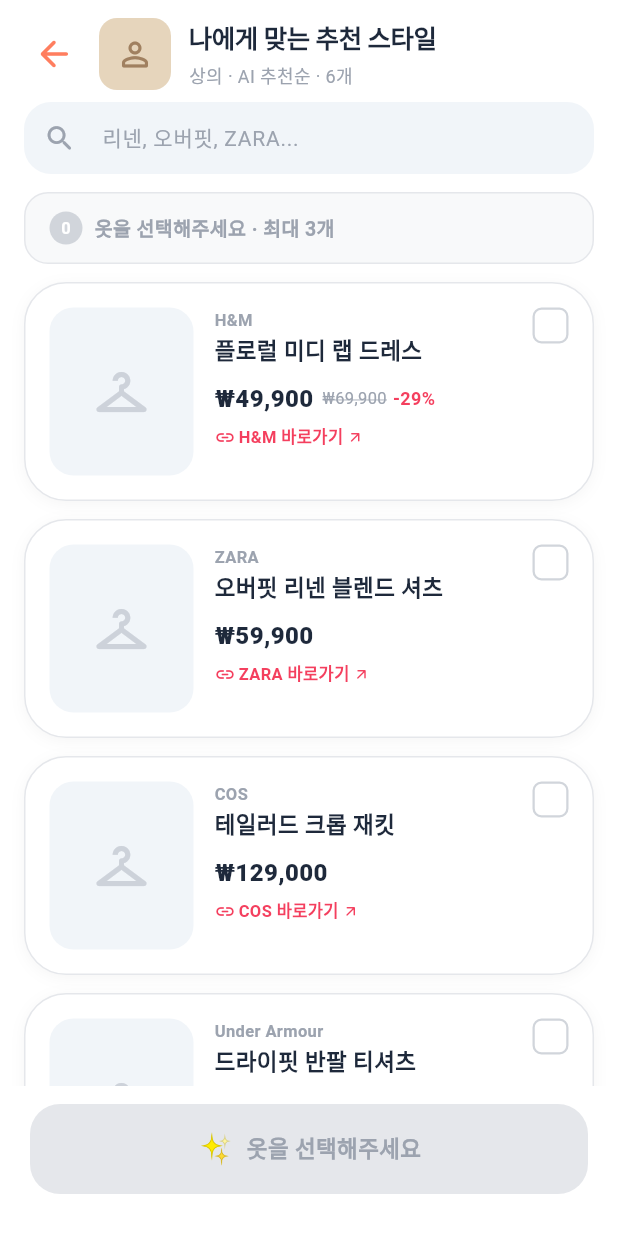
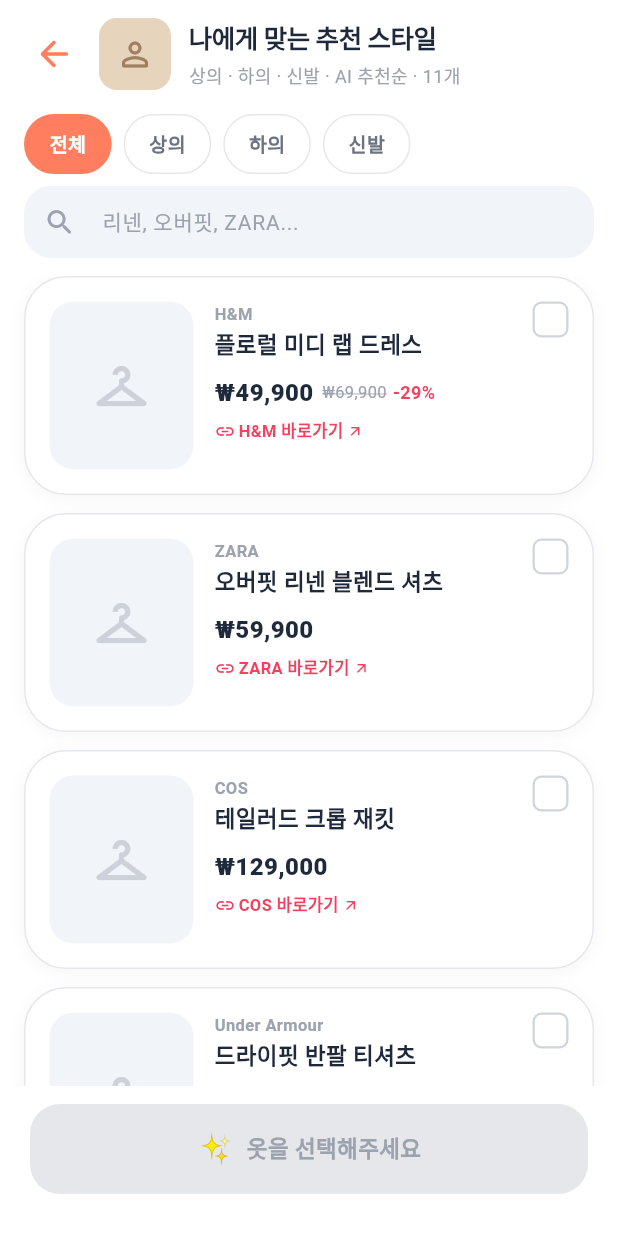
Before and after one commit to Project-FitMate/Fit-Mate-CLIENT, a Flutter app: the screen it shows after launch, on a phone screen of 412 x 824 dp. Shown: the top 1233 px of the screen. Run offline on Flutter 3.47's test engine with Material 3 defaults, Android fonts, the phone set to English and light mode, and no system bars.

Commit message:
feat: support multi-category recommendations

```diff
--- a/lib/features/recommendation/repository/recommendation_repository.dart
+++ b/lib/features/recommendation/repository/recommendation_repository.dart
@@ -4,6 +4,12 @@
   Future<List<RecommendedProduct>> fetchByType(ClothingType type) async {
     await Future.delayed(const Duration(milliseconds: 600));
     return _mockData.where((p) => p.clothingType == type).toList();
+  }
+
+  Future<List<RecommendedProduct>> fetchByCategories(List<String> categories) async {
+    await Future.delayed(const Duration(milliseconds: 600));
+    final types = categories.map(ClothingType.fromLabel).toSet();
+    return _mockData.where((p) => types.contains(p.clothingType)).toList();
   }
 }
 
--- a/lib/features/recommendation/view/recommendation_view.dart
+++ b/lib/features/recommendation/view/recommendation_view.dart
@@ -3,22 +3,21 @@
 import 'package:flutter/material.dart';
 import 'package:fit_mate_client/core/constants/color_constants.dart';
 import 'package:fit_mate_client/features/loading/view/loading_view.dart';
-import 'package:fit_mate_client/features/recommendation/model/recommended_product.dart';
 import 'package:fit_mate_client/features/recommendation/viewmodel/recommendation_viewmodel.dart';
 import 'package:fit_mate_client/features/recommendation/widget/recommendation_action_button.dart';
 import 'package:fit_mate_client/features/recommendation/widget/recommendation_card.dart';
+import 'package:fit_mate_client/features/recommendation/widget/recommendation_category_tabs.dart';
 import 'package:fit_mate_client/features/recommendation/widget/recommendation_header.dart';
 import 'package:fit_mate_client/features/recommendation/widget/recommendation_search_bar.dart';
-import 'package:fit_mate_client/features/recommendation/widget/recommendation_selection_banner.dart';
 
 class RecommendationView extends StatefulWidget {
   const RecommendationView({
     super.key,
-    required this.clothingType,
+    required this.categories,
     this.uploadedImage,
   });
 
-  final ClothingType clothingType;
+  final List<String> categories;
   final File? uploadedImage;
 
   @override
@@ -32,7 +31,7 @@
   @override
   void initState() {
     super.initState();
-    _viewModel = RecommendationViewModel(clothingType: widget.clothingType);
+    _viewModel = RecommendationViewModel(categories: widget.categories);
     _searchController = TextEditingController();
   }
 
@@ -54,10 +53,17 @@
             return Column(
               children: [
                 RecommendationHeader(
-                  clothingType: widget.clothingType,
+                  categories: widget.categories,
                   uploadedImage: widget.uploadedImage,
                   productCount: _viewModel.products.length,
                 ),
+                const SizedBox(height: 8),
+                RecommendationCategoryTabs(
+                  categories: widget.categories,
+                  selectedCategory: _viewModel.selectedCategory,
+                  onSelect: _viewModel.selectCategory,
+                ),
+                const SizedBox(height: 8),
                 RecommendationSearchBar(
                   controller: _searchController,
                   onChanged: _viewModel.updateSearchQuery,
@@ -84,7 +90,7 @@
       bottomNavigationBar: ListenableBuilder(
         listenable: _viewModel,
         builder: (context, child) => RecommendationActionButton(
-          selectedCount: _viewModel.selectedCount,
+          hasSelection: _viewModel.hasSelection,
           onPressed: () {
             Navigator.push(
               context,
@@ -126,22 +132,16 @@
 
     return ListView.builder(
       padding: const EdgeInsets.fromLTRB(16, 0, 16, 120),
-      itemCount: products.length + 1,
+      itemCount: products.length,
       itemBuilder: (context, index) {
-        if (index == 0) {
-          return RecommendationSelectionBanner(
-            selectedCount: viewModel.selectedCount,
-            onClear: viewModel.clearSelection,
-          );
-        }
-        final product = products[index - 1];
+        final product = products[index];
         final isSelected = viewModel.isSelected(product.id);
         return Padding(
           padding: const EdgeInsets.only(bottom: 12),
           child: RecommendationCard(
             product: product,
             isSelected: isSelected,
-            isDisabled: !viewModel.canSelect && !isSelected,
+            isDisabled: false,
             onTap: () => viewModel.toggleSelection(product.id),
           ),
         );
--- a/lib/features/recommendation/viewmodel/recommendation_viewmodel.dart
+++ b/lib/features/recommendation/viewmodel/recommendation_viewmodel.dart
@@ -6,45 +6,54 @@
 
 class RecommendationViewModel extends ChangeNotifier {
   RecommendationViewModel({
-    required this.clothingType,
+    required this.categories,
   }) : _repository = RecommendationRepository() {
     _load();
   }
 
-  final ClothingType clothingType;
+  final List<String> categories;
   final RecommendationRepository _repository;
 
   RecommendationStatus _status = RecommendationStatus.initial;
-  List<RecommendedProduct> _products = [];
+  List<RecommendedProduct> _allProducts = [];
   String? _errorMessage;
   String _searchQuery = '';
+  String? _selectedCategory;
 
-  final Set<String> _selectedIds = {};
+  // clothingType별로 선택된 productId 저장 (카테고리당 1개)
+  final Map<ClothingType, String> _selectedByType = {};
 
   RecommendationStatus get status => _status;
   String? get errorMessage => _errorMessage;
-  int get selectedCount => _selectedIds.length;
-  bool get hasSelection => _selectedIds.isNotEmpty;
+  String? get selectedCategory => _selectedCategory;
+  bool get hasSelection => _selectedByType.isNotEmpty;
 
-  bool get canSelect => _selectedIds.length < 3;
-
-  bool isSelected(String productId) => _selectedIds.contains(productId);
+  bool isSelected(String productId) => _selectedByType.containsValue(productId);
 
   List<RecommendedProduct> get products {
-    if (_searchQuery.isEmpty) return _products;
+    var filtered = _selectedCategory == null
+        ? _allProducts
+        : _allProducts.where((p) => p.clothingType.label == _selectedCategory).toList();
+
+    if (_searchQuery.isEmpty) return filtered;
     final q = _searchQuery.toLowerCase();
-    return _products.where((p) {
+    return filtered.where((p) {
       return p.name.toLowerCase().contains(q) ||
           p.brand.toLowerCase().contains(q) ||
           p.tags.any((t) => t.toLowerCase().contains(q));
     }).toList();
   }
 
+  void selectCategory(String? category) {
+    _selectedCategory = category;
+    notifyListeners();
+  }
+
   Future<void> _load() async {
     _status = RecommendationStatus.loading;
     notifyListeners();
     try {
-      _products = await _repository.fetchByType(clothingType);
+      _allProducts = await _repository.fetchByCategories(categories);
       _status = RecommendationStatus.success;
     } catch (e) {
       _errorMessage = '추천 아이템을 불러오지 못했습니다.';
@@ -61,16 +70,21 @@
   }
 
   void toggleSelection(String productId) {
-    if (_selectedIds.contains(productId)) {
-      _selectedIds.remove(productId);
-    } else if (canSelect) {
-      _selectedIds.add(productId);
+    final product = _allProducts.firstWhere((p) => p.id == productId);
+    final type = product.clothingType;
+
+    if (_selectedByType[type] == productId) {
+      // 같은 상품 다시 누르면 해제
+      _selectedByType.remove(type);
+    } else {
+      // 같은 카테고리의 기존 선택을 덮어씀
+      _selectedByType[type] = productId;
     }
     notifyListeners();
   }
 
   void clearSelection() {
-    _selectedIds.clear();
+    _selectedByType.clear();
     notifyListeners();
   }
 }
--- a/lib/features/recommendation/widget/recommendation_action_button.dart
+++ b/lib/features/recommendation/widget/recommendation_action_button.dart
@@ -3,16 +3,16 @@
 class RecommendationActionButton extends StatelessWidget {
   const RecommendationActionButton({
     super.key,
-    required this.selectedCount,
+    required this.hasSelection,
     required this.onPressed,
   });
 
-  final int selectedCount;
+  final bool hasSelection;
   final VoidCallback onPressed;
 
   @override
   Widget build(BuildContext context) {
-    final isActive = selectedCount > 0;
+    final isActive = hasSelection;
     return Container(
       padding: const EdgeInsets.fromLTRB(20, 12, 20, 28),
       color: Colors.white,
--- /dev/null
+++ b/lib/features/recommendation/widget/recommendation_category_tabs.dart
@@ -0,0 +1,78 @@
+import 'package:flutter/material.dart';
+import 'package:fit_mate_client/core/constants/color_constants.dart';
+
+class RecommendationCategoryTabs extends StatelessWidget {
+  const RecommendationCategoryTabs({
+    super.key,
+    required this.categories,
+    required this.selectedCategory,
+    required this.onSelect,
+  });
+
+  final List<String> categories;
+  final String? selectedCategory;
+  final ValueChanged<String?> onSelect;
+
+  @override
+  Widget build(BuildContext context) {
+    final tabs = [null, ...categories]; // null = 전체
+
+    return SizedBox(
+      height: 40,
+      child: ListView.separated(
+        scrollDirection: Axis.horizontal,
+        padding: const EdgeInsets.symmetric(horizontal: 16),
+        itemCount: tabs.length,
+        separatorBuilder: (context, index) => const SizedBox(width: 8),
+        itemBuilder: (context, index) {
+          final category = tabs[index];
+          final isSelected = category == selectedCategory;
+          return _CategoryChip(
+            label: category ?? '전체',
+            isSelected: isSelected,
+            onTap: () => onSelect(category),
+          );
+        },
+      ),
+    );
+  }
+}
+
+class _CategoryChip extends StatelessWidget {
+  const _CategoryChip({
+    required this.label,
+    required this.isSelected,
+    required this.onTap,
+  });
+
+  final String label;
+  final bool isSelected;
+  final VoidCallback onTap;
+
+  @override
+  Widget build(BuildContext context) {
+    return GestureDetector(
+      onTap: onTap,
+      child: AnimatedContainer(
+        duration: const Duration(milliseconds: 200),
+        padding: const EdgeInsets.symmetric(horizontal: 16),
+        decoration: BoxDecoration(
+          color: isSelected ? ColorConstants.coral : Colors.white,
+          borderRadius: BorderRadius.circular(20),
+          border: Border.all(
+            color: isSelected ? ColorConstants.coral : const Color(0xFFE5E7EB),
+          ),
+        ),
+        alignment: Alignment.center,
+        child: Text(
+          label,
+          style: TextStyle(
+            fontSize: 13,
+            fontWeight: FontWeight.w600,
+            color: isSelected ? Colors.white : const Color(0xFF6B7280),
+          ),
+        ),
+      ),
+    );
+  }
+}
--- a/lib/features/recommendation/widget/recommendation_header.dart
+++ b/lib/features/recommendation/widget/recommendation_header.dart
@@ -2,17 +2,16 @@
 
 import 'package:flutter/material.dart';
 import 'package:fit_mate_client/core/constants/color_constants.dart';
-import 'package:fit_mate_client/features/recommendation/model/recommended_product.dart';
 
 class RecommendationHeader extends StatelessWidget {
   const RecommendationHeader({
     super.key,
-    required this.clothingType,
+    required this.categories,
     required this.productCount,
     this.uploadedImage,
   });
 
-  final ClothingType clothingType;
+  final List<String> categories;
   final int productCount;
   final File? uploadedImage;
 
@@ -73,7 +72,7 @@
                 ),
                 const SizedBox(height: 2),
                 Text(
-                  '${clothingType.label} · AI 추천순 · $productCount개',
+                  '${categories.join(' · ')} · AI 추천순 · $productCount개',
                   style: const TextStyle(
                     fontSize: 12,
                     color: Color(0xFF9CA3AF),
--- a/lib/features/recommendation/widget/recommendation_selection_banner.dart
+++ /dev/null
@@ -1,74 +0,0 @@
-import 'package:flutter/material.dart';
-import 'package:fit_mate_client/core/constants/color_constants.dart';
-
-class RecommendationSelectionBanner extends StatelessWidget {
-  const RecommendationSelectionBanner({
-    super.key,
-    required this.selectedCount,
-    required this.onClear,
-  });
-
-  final int selectedCount;
-  final VoidCallback onClear;
-
-  @override
-  Widget build(BuildContext context) {
-    final hasSelection = selectedCount > 0;
-    return Container(
-      margin: const EdgeInsets.fromLTRB(0, 0, 0, 12),
-      padding: const EdgeInsets.symmetric(horizontal: 16, vertical: 12),
-      decoration: BoxDecoration(
-        color: hasSelection ? ColorConstants.roseLight : const Color(0xFFF8F9FA),
-        borderRadius: BorderRadius.circular(16),
-        border: Border.all(
-          color: hasSelection
-              ? const Color(0xFFFFE4E6)
-              : const Color(0xFFE5E7EB),
-        ),
-      ),
-      child: Row(
-        children: [
-          Container(
-            width: 22,
-            height: 22,
-            decoration: BoxDecoration(
-              color: hasSelection ? ColorConstants.rose : const Color(0xFFD1D5DB),
-              shape: BoxShape.circle,
-            ),
-            child: Center(
-              child: Text(
-                '$selectedCount',
-                style: const TextStyle(
-                  fontSize: 11,
-                  fontWeight: FontWeight.w700,
-                  color: Colors.white,
-                ),
-              ),
-            ),
-          ),
-          const SizedBox(width: 8),
-          Expanded(
-            child: Text(
-              hasSelection
-                  ? '$selectedCount개 선택됨 · 최대 3개 선택 가능'
-                  : '옷을 선택해주세요 · 최대 3개',
-              style: TextStyle(
-                fontSize: 13,
-                fontWeight: FontWeight.w700,
-                color: hasSelection ? ColorConstants.rose : const Color(0xFF9CA3AF),
-              ),
-            ),
-          ),
-          if (hasSelection)
-            GestureDetector(
-              onTap: onClear,
-              child: const Text(
-                '초기화',
-                style: TextStyle(fontSize: 13, color: Color(0xFF9CA3AF)),
-              ),
-            ),
-        ],
-      ),
-    );
-  }
-}
--- a/lib/main.dart
+++ b/lib/main.dart
@@ -1,6 +1,5 @@
 import 'package:flutter/material.dart';
 import 'package:fit_mate_client/core/theme/app_theme.dart';
-import 'package:fit_mate_client/features/recommendation/model/recommended_product.dart';
 import 'package:fit_mate_client/features/recommendation/view/recommendation_view.dart';
 
 void main() {
@@ -16,7 +15,7 @@
       title: 'Fit Mate',
       debugShowCheckedModeBanner: false,
       theme: AppTheme.lightTheme,
-      home: const RecommendationView(clothingType: ClothingType.top),
+      home: const RecommendationView(categories: ['상의', '하의', '신발']),
     );
   }
 }
```
